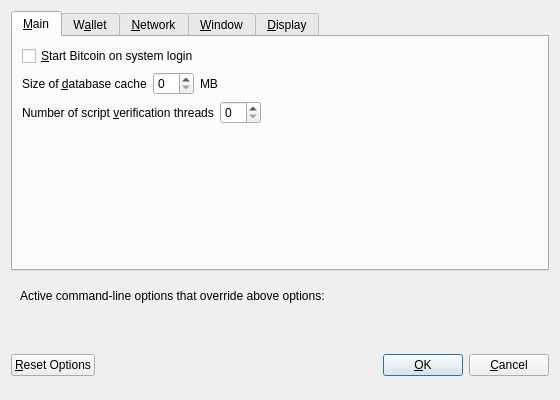
This is src/qt/forms/optionsdialog.ui in wcoin/wankcoin as Qt 5 draws it before an edit. The edited form follows.
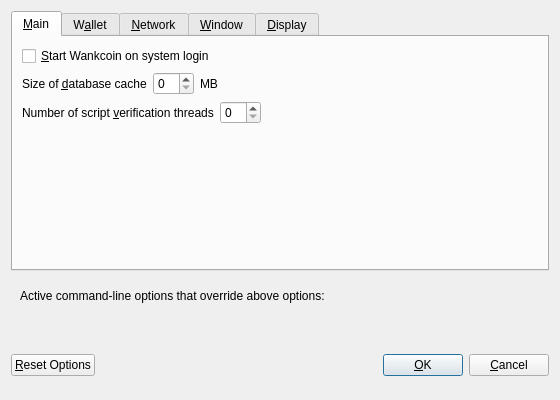
This is the edited form. Custom widgets are drawn as their Qt base class.

Commit message: bitcoin to wankcoin

What changed in the file:
```diff
--- a/src/qt/forms/optionsdialog.ui
+++ b/src/qt/forms/optionsdialog.ui
@@ -33,7 +33,7 @@
           <string>Automatically start Bitcoin after logging in to the system.</string>
          </property>
          <property name="text">
-          <string>&amp;Start Bitcoin on system login</string>
+          <string>&amp;Start Wankcoin on system login</string>
          </property>
         </widget>
        </item>
```
Left out of the diff: 10 changed lines with no effect on the pictures. The commit also changes 155 other files.
